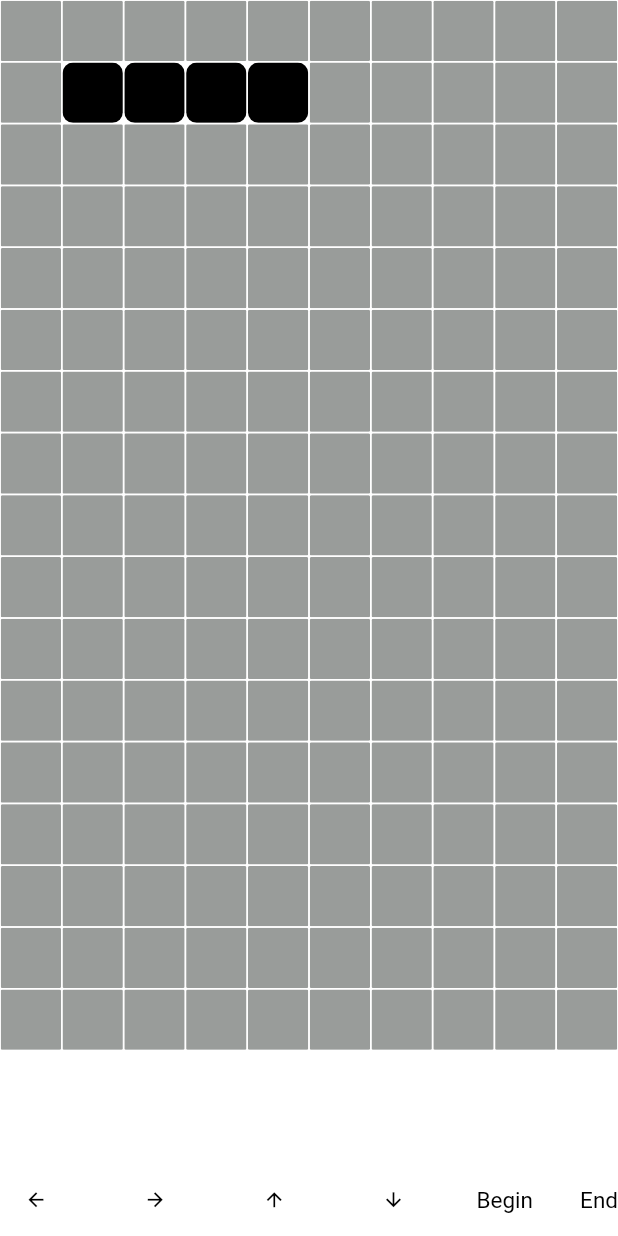
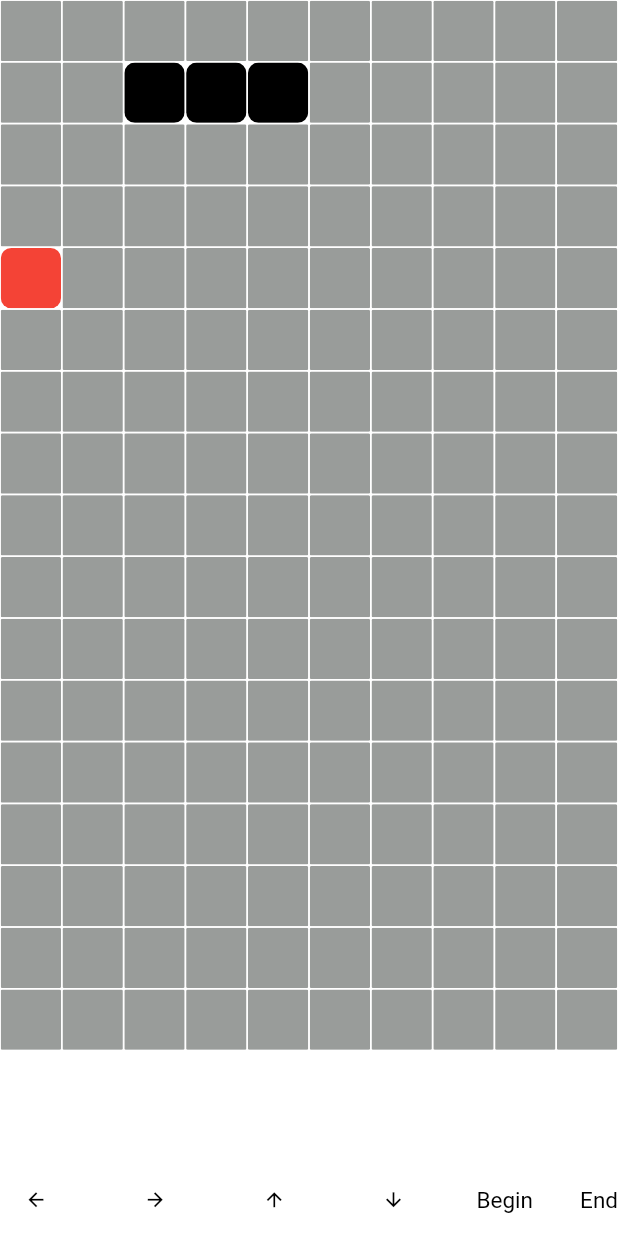
Before and after one commit to MichaelYogar/flutter-snake-game, a Flutter app: the screen it shows after launch, after a tap on "Begin", on a phone screen of 412 x 824 dp. Run offline on Flutter 3.47's test engine with Material 2 defaults, Android fonts, the phone set to English and light mode, and no system bars.

```diff
--- a/lib/main.dart
+++ b/lib/main.dart
@@ -1,4 +1,5 @@
 import 'dart:async';
+import 'dart:math';
 
 import 'package:flutter/material.dart';
 import 'package:snake_game/snake.dart';
@@ -35,6 +36,13 @@ class MyHomePage extends StatefulWidget {
 enum Direction { up, down, left, right }
 
 class _MyHomePageState extends State<MyHomePage> {
+  @override
+  void initState() {
+    super.initState();
+    random = Random();
+    generateApple();
+  }
+
   final Snake snake = Snake(positions: [11, 12, 13, 14]);
 
   bool isStarted = false;
@@ -51,9 +59,16 @@ class _MyHomePageState extends State<MyHomePage> {
   Color gridColour = Color(0xff999c9a);
   Color snakeColour = Colors.black;
 
+  // Snake speed
+  final int speedInMilliseconds = 500;
+
+  // from 0 up to gridSize - 1
+  late int apple;
+  late final Random random;
+
   // Snake grows every 500 milliseconds
   void begin() {
-    Timer.periodic(const Duration(milliseconds: 500), (Timer timer) {
+    Timer.periodic(Duration(milliseconds: speedInMilliseconds), (Timer timer) {
       setState(() {
         changeDirection();
         if (!isStarted) {
@@ -68,6 +83,14 @@ class _MyHomePageState extends State<MyHomePage> {
       isStarted = false;
     });
   }
+
+  void generateApple(){
+    apple = random.nextInt(gridSize);
+    while(snake.positions.contains(apple)){
+    apple = random.nextInt(gridSize);
+    }
+  }
+
 
   void changeDirection() {
     setState(() {
@@ -101,6 +124,11 @@ class _MyHomePageState extends State<MyHomePage> {
           }
           break;
       }
+      if (snake.positions.contains(apple)){
+        apple = random.nextInt(gridSize);
+      }else{
+        snake.positions.removeAt(0);
+      }
     });
   }
 
@@ -125,6 +153,15 @@ class _MyHomePageState extends State<MyHomePage> {
                         child: ClipRRect(
                           borderRadius: BorderRadius.circular(7),
                           child: Container(color: snakeColour),
+                        ),
+                      );
+                    }
+                    else if (index == apple){
+                      return Container(
+                        padding: const EdgeInsets.all(0.5),
+                        child: ClipRRect(
+                          borderRadius: BorderRadius.circular(7),
+                          child: Container(color: Colors.red),
                         ),
                       );
                     }
```
